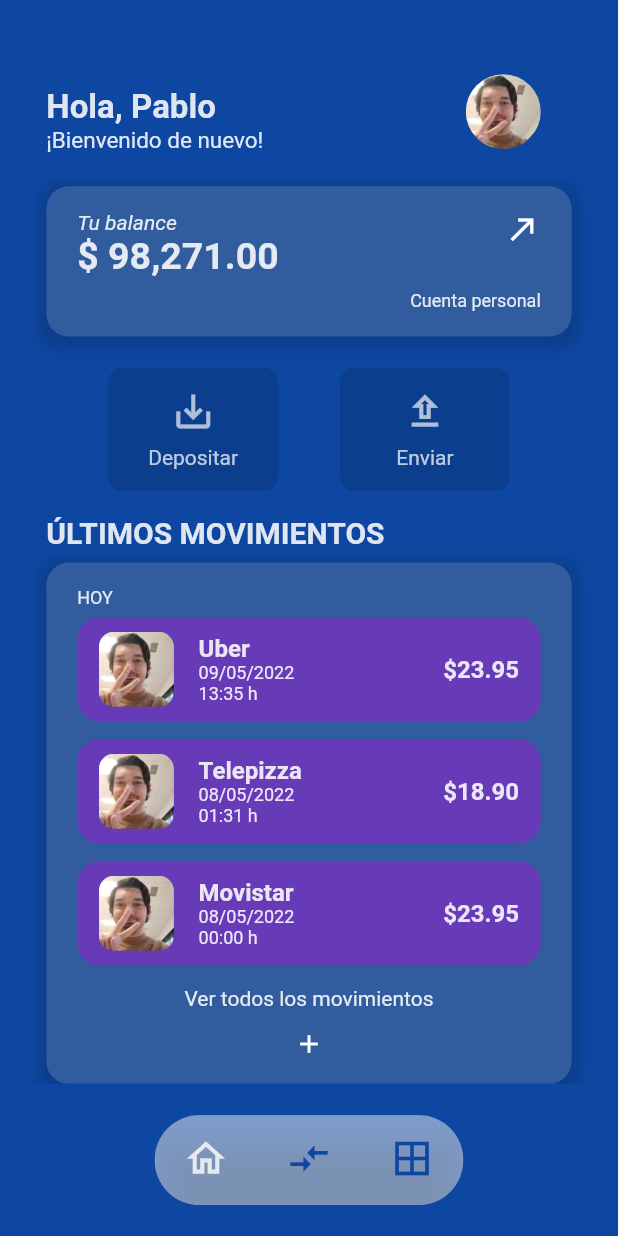
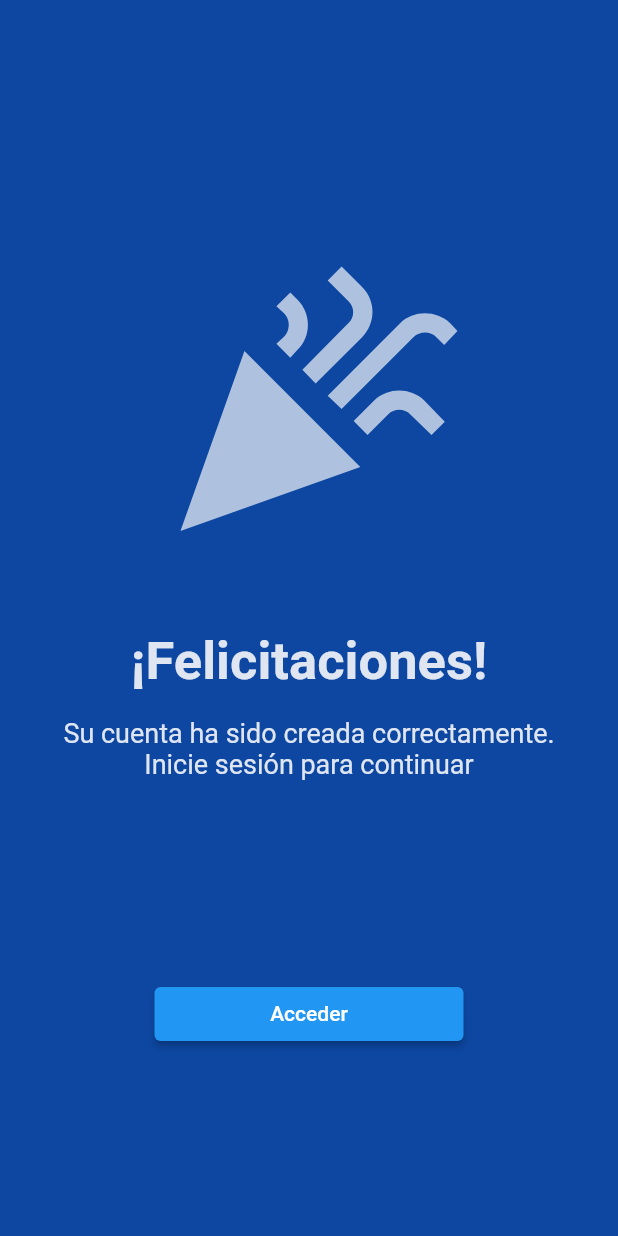
Before and after one commit to pgonzalezs1999/NovaApp, a Flutter app: the PantallaRegistro screen opened directly, after a tap on "Registrarme", on a phone screen of 412 x 824 dp. Run offline on Flutter 3.47's test engine with Material 2 defaults, Android fonts, the phone set to English and light mode, and no system bars.

Commit message:
Pantalla registradoCorrectamente y empezada opcionesDepositar

```diff
--- a/untitled/lib/PantallaMain.dart
+++ b/untitled/lib/PantallaMain.dart
@@ -1,4 +1,5 @@
 import 'package:flutter/material.dart';
+import 'package:flutter_prueba/PantallaOpcionesDepositar.dart';
 import 'package:flutter_prueba/PantallaPerfil.dart';
 import 'package:flutter_prueba/PantallaPortfolio.dart';
 import 'package:flutter_prueba/PantallaTodosMovimientos.dart';
@@ -115,7 +116,7 @@ class PantallaMainState extends State<PantallaMain> {
                   mainAxisAlignment: MainAxisAlignment.spaceEvenly
                   ,
                   children: [
-                    TarjetaFeatures(Icon(Icons.save_alt_outlined, size: 30), "Depositar", PantallaPerfil()),
+                    TarjetaFeatures(Icon(Icons.save_alt_outlined, size: 30), "Depositar", PantallaOpcionesDepositar()),
                     TarjetaFeatures(Icon(Icons.upload_outlined, size: 30), "Enviar", PantallaPerfil()),
                     //TarjetaFeatures(Icon(Icons.send_outlined, size: 30), "Transferir", PantallaPerfil()),
                   ],
--- a/untitled/lib/PantallaRegistro.dart
+++ b/untitled/lib/PantallaRegistro.dart
@@ -3,6 +3,7 @@ import 'package:flutter_prueba/Dashboard.dart';
 import 'package:flutter_prueba/PantallaLogin.dart';
 import 'package:flutter_prueba/PantallaPoliticasPrivacidad.dart';
 import 'package:flutter_prueba/Prefabs/FondoLog.dart';
+import 'package:flutter_prueba/Prefabs/PantallaRegistradoCorrectamente.dart';
 
 class PantallaRegistro extends StatefulWidget {
   const PantallaRegistro({Key? key}) : super(key: key);
@@ -50,7 +51,9 @@ class PantallaRegistroState extends State<PantallaRegistro> {
                 onPressed: () {
                   Navigator.push(
                     context,
-                    MaterialPageRoute(builder: (context) => const Dashboard()),
+                    MaterialPageRoute(
+                        builder: (context) => const PantallaRegistradoCorrectamente()
+                    ),
                   );
                 },
               ),
--- /dev/null
+++ b/untitled/lib/Prefabs/PantallaRegistradoCorrectamente.dart
@@ -0,0 +1,68 @@
+import 'package:flutter/cupertino.dart';
+import "package:flutter/material.dart";
+import 'package:flutter_prueba/PantallaLogin.dart';
+import 'package:flutter_prueba/Prefabs/FondoGrupo.dart';
+import 'package:flutter_prueba/Prefabs/TarjetaContacto.dart';
+import 'package:flutter_prueba/Prefabs/TarjetaTransferencia.dart';
+
+class PantallaRegistradoCorrectamente extends StatefulWidget {
+  const PantallaRegistradoCorrectamente();
+  @override
+  State<StatefulWidget> createState() {
+    return PantallaRegistradoCorrectamenteState();
+  }
+}
+
+class PantallaRegistradoCorrectamenteState extends State<PantallaRegistradoCorrectamente> {
+  void Anadir() {
+    print("Hola");
+  }
+
+  @override
+  Widget build(BuildContext context) {
+    return Scaffold(
+      resizeToAvoidBottomInset: false,
+      body: Container(
+        height: MediaQuery.of(context).size.height,
+        width: MediaQuery.of(context).size.width,
+        margin: EdgeInsets.symmetric(horizontal: MediaQuery.of(context).size.width * 0.075),
+        child: Column(
+          mainAxisAlignment: MainAxisAlignment.center,
+          children: [
+            Container(
+              margin: EdgeInsets.symmetric(vertical: MediaQuery.of(context).size.height * 0.05),
+              child: Icon(Icons.celebration, size: MediaQuery.of(context).size.width * 0.5),
+            ),
+            Container(
+              margin: EdgeInsets.symmetric(vertical: MediaQuery.of(context).size.height * 0.01),
+              child: Text("¡Felicitaciones!", style: TextStyle(fontSize: 35, fontWeight: FontWeight.bold)),
+            ),
+            Container(
+              margin: EdgeInsets.symmetric(vertical: MediaQuery.of(context).size.height * 0.01),
+              child: Text(
+                "Su cuenta ha sido creada correctamente. Inicie sesión para continuar",
+                textAlign: TextAlign.center,
+                style: TextStyle(fontSize: 18),
+              ),
+            ),
+            Container(
+              margin: EdgeInsets.only(top: MediaQuery.of(context).size.height * 0.15),
+              width: MediaQuery.of(context).size.width * 0.5,
+              child: ElevatedButton(
+                child: Text("Acceder"),
+                onPressed: () {
+                  Navigator.push(
+                    context,
+                    MaterialPageRoute(
+                        builder: (context) => const PantallaLogin()
+                    ),
+                  );
+                },
+              ),
+            ),
+          ],
+        ),
+      ),
+    );
+  }
+}
```
Also changed, not shown: untitled/lib/PantallaOpcionesDepositar.dart (added, +60 -0 lines).
